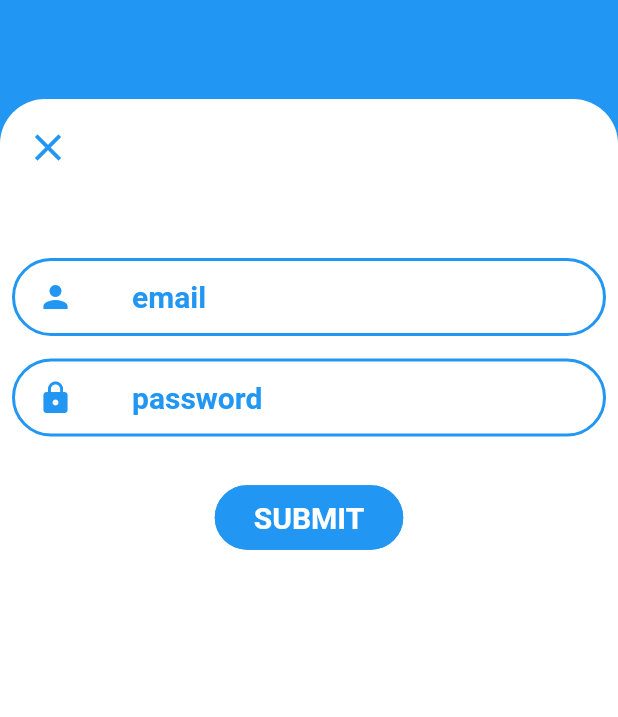
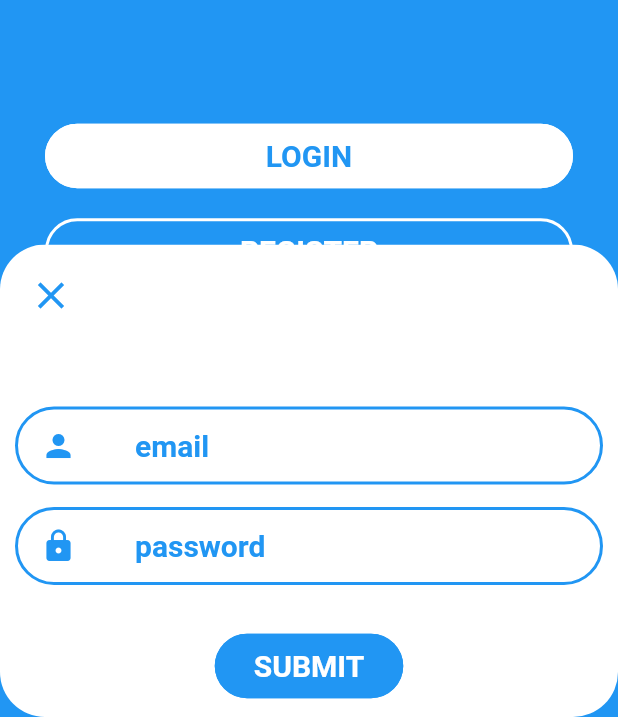
Before and after one commit to james-litch/nell_app, a Flutter app: the _AuthMobile screen opened directly with empty values, after a tap on "LOGIN", on a phone screen of 412 x 824 dp, the part 519-1236 px from its top. Run offline on Flutter 3.47's test engine with Material 2 defaults, Android fonts, the phone set to English and light mode, and no system bars; our stand-ins replace equatable, get_it, logger, provider_architecture, responsive_builder, shared_preferences; accounts and stored records are empty.

Commit message:
wrap bottom sheet content

```diff
--- a/lib/widgets/bottom_sheet/bottom_sheet_mobile.dart
+++ b/lib/widgets/bottom_sheet/bottom_sheet_mobile.dart
@@ -24,30 +24,14 @@ class _BottomSheetMobile extends StatelessWidget {
 
     return BottomSheet(
       builder: (BuildContext context) {
-        return DecoratedBox(
-          decoration: BoxDecoration(color: secondaryColor),
-          child: ClipRect(
-            child: Container(
-              height: MediaQuery.of(context).size.height * 0.5,
-              decoration: BoxDecoration(
-                color: primaryColor,
-                borderRadius: BorderRadius.only(
-                  topLeft: Radius.circular(30.0),
-                  topRight: Radius.circular(30.0),
-                ),
-              ),
-              child: Padding(
-                padding:
-                    MediaQuery.of(context).orientation == Orientation.portrait
-                        ? EdgeInsets.all(8.0)
-                        : EdgeInsets.fromLTRB(20.0, 8.0, 8.0, 20.0),
-                child: SingleChildScrollView(
-                  child: Column(
-                    mainAxisAlignment: MainAxisAlignment.start,
-                    crossAxisAlignment: CrossAxisAlignment.stretch,
-                    children: <Widget>[closeButton, Center(child: body)],
-                  ),
-                ),
+        return ClipRRect(
+          borderRadius: BorderRadius.circular(30.0),
+          child: Container(
+            color: primaryColor,
+            child: Padding(
+              padding: const EdgeInsets.all(10.0),
+              child: Wrap(
+                children: <Widget>[closeButton, body],
               ),
             ),
           ),
```
